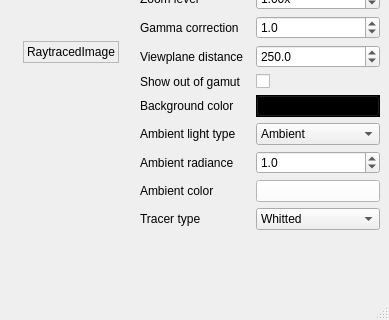
The window that projects/mainwindow.ui (thiagowfx/raytracer-lcg-2014) describes before a commit, drawn with Qt 5; both pictures show x 0 to 389 and y 241 to 561 of the 389 by 561 pixel window.
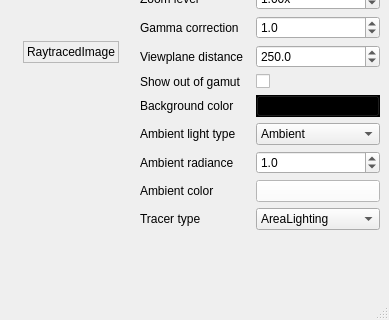
The same window after the commit. Icons and pictures are not drawn.

Diff of the .ui file:
```diff
--- a/projects/mainwindow.ui
+++ b/projects/mainwindow.ui
@@ -1116,6 +1116,11 @@
       </item>
       <item row="13" column="1">
        <widget class="QComboBox" name="tracerComboBox">
+        <item>
+         <property name="text">
+          <string>AreaLighting</string>
+         </property>
+        </item>
         <item>
          <property name="text">
           <string>Whitted</string>
```
